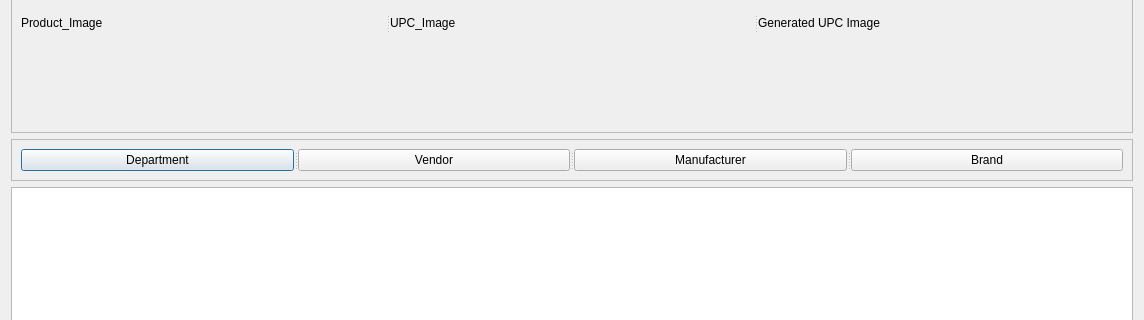
The window that admin_client/client_gui/app/DataView/forms/DataViewDialog.ui (deskos-xp/SaffronServer) describes before a commit, drawn with Qt 5; both pictures show x 0 to 1144 and y 98 to 418 of the 1144 by 759 pixel window.
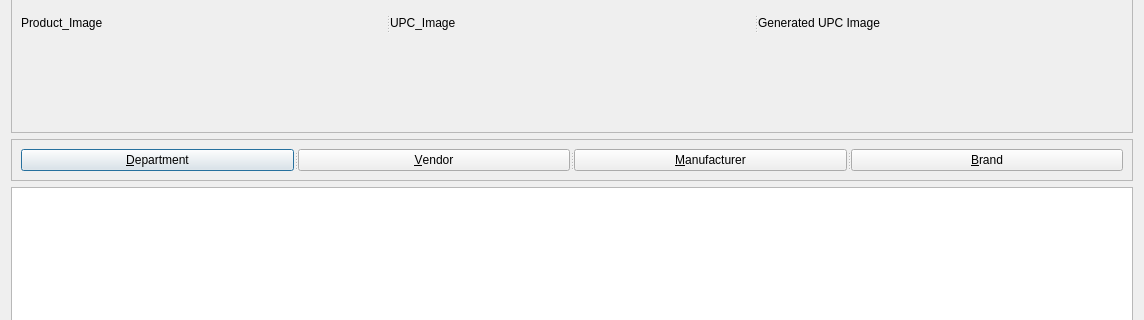
The same window after the commit.

Diff of the .ui file:
```diff
--- a/admin_client/client_gui/app/DataView/forms/DataViewDialog.ui
+++ b/admin_client/client_gui/app/DataView/forms/DataViewDialog.ui
@@ -30,22 +30,22 @@
         </property>
         <widget class="QPushButton" name="departments">
          <property name="text">
-          <string>Department</string>
+          <string>&amp;Department</string>
          </property>
         </widget>
         <widget class="QPushButton" name="vendors">
          <property name="text">
-          <string>Vendor</string>
+          <string>&amp;Vendor</string>
          </property>
         </widget>
         <widget class="QPushButton" name="manufacturers">
          <property name="text">
-          <string>Manufacturer</string>
+          <string>&amp;Manufacturer</string>
          </property>
         </widget>
         <widget class="QPushButton" name="brands">
          <property name="text">
-          <string>Brand</string>
+          <string>&amp;Brand</string>
          </property>
         </widget>
        </widget>
```
